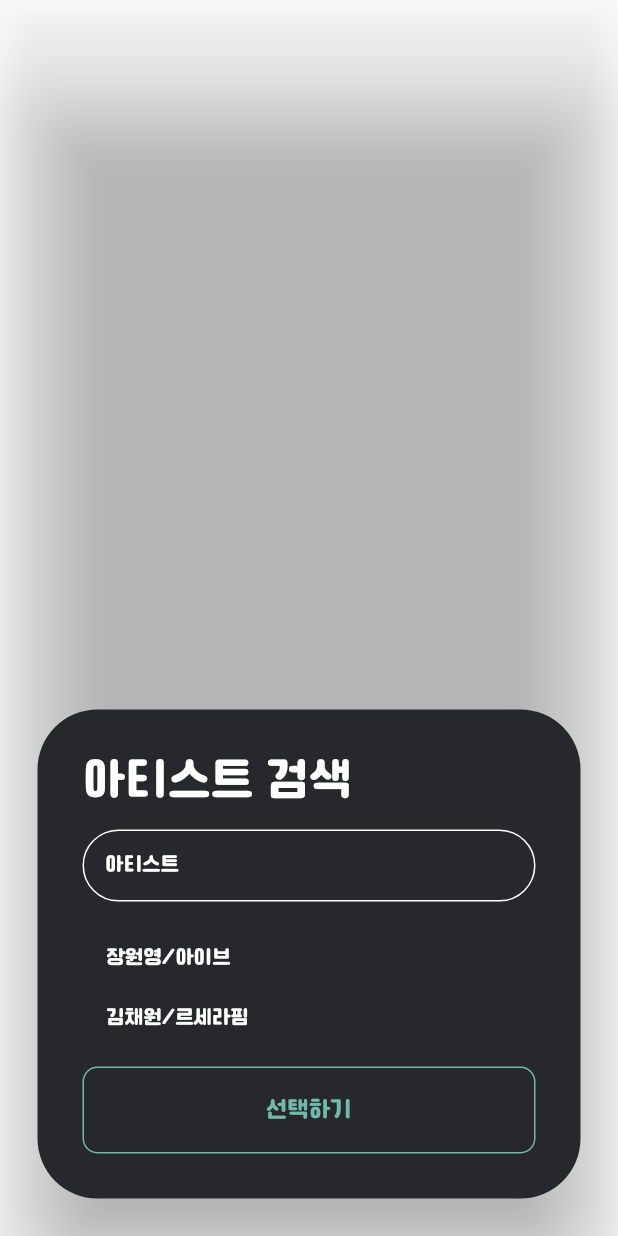
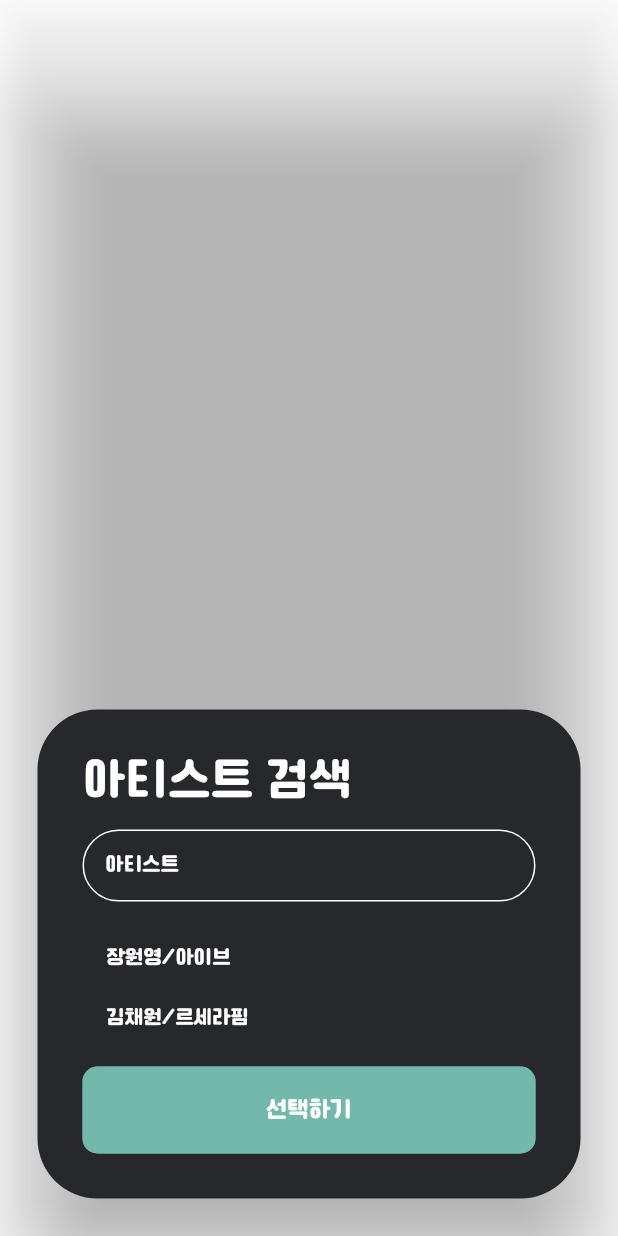
Before and after one commit to enjoy301/setPlaylist, a Flutter app: the IdolSelectScreen widget shown alone on an empty page, opened directly, on a phone screen of 412 x 824 dp. Run offline on Flutter 3.47's test engine with Material 2 defaults, Android fonts, the phone set to English and light mode, and no system bars; our stand-ins replace carousel_slider, get, image_picker, shared_preferences, youtube_player_flutter; accounts and stored records are empty; network calls fail; project files that could hold a hidden picture were left out.

Commit message:
splash screen 직렬화, sharedPreferences 적용

```diff
--- a/lib/screens/idol_select/idol_select.dart
+++ b/lib/screens/idol_select/idol_select.dart
@@ -13,13 +13,12 @@ class IdolSelectScreen extends StatefulWidget {
 
 class _IdolSelectScreen extends State<IdolSelectScreen> {
   late final SharedPreferences prefs;
-  Map<int, dynamic> searchList = {
-    0: {"id": 0, "name": "장원영/아이브", "isSelected": false},
-    1: {"id": 1, "name": "김채원/르세라핌", "isSelected": false},
-    2: {"id": 2, "name": "리즈/아이브", "isSelected": false},
-    3: {"id": 3, "name": "하니/뉴진스", "isSelected": false},
-  };
-  List<int> selectList = [];
+  List<Map<String, dynamic>> idolList = [
+    {"id": 0, "name": "장원영/아이브"},
+    {"id": 1, "name": "김채원/르세라핌"},
+    {"id": 2, "name": "리즈/아이브"},
+    {"id": 3, "name": "하니/뉴진스"},
+  ];
 
   @override
   Widget build(BuildContext context) {
@@ -132,37 +131,33 @@ class _IdolSelectScreen extends State<IdolSelectScreen> {
                   child: ListView.builder(
                     scrollDirection: Axis.vertical,
                     shrinkWrap: true,
-                    itemCount: searchList.length,
+                    itemCount: idolList.length,
                     itemBuilder: (BuildContext context, int index) {
-                      return Container(
+                      return Obx(
+                        () => (SizedBox(
                           height: 40,
                           child: ListTile(
                             title: Text(
-                            searchList[index]["name"],
+                              idolList[index]["name"],
                               style: TextStyle(
                                 fontSize: 13,
                                 fontFamily: 'Cafe24',
-                              color: controller.isMyIdol(index)
+                                color:
+                                    controller.isMyIdol(idolList[index]["id"])
                                         ? Color(0xFF72B8AB)
                                         : Colors.white,
                                 fontWeight: FontWeight.w800,
                               ),
                             ),
                             onTap: () {
-                            if (!searchList[index]["isSelected"]) {
-                              selectList.add(index);
+                              if (controller.isMyIdol(idolList[index]["id"])) {
+                                controller.removeIdol(index);
+                              } else {
                                 controller.addIdol(index);
-                            } else {
-                              selectList.remove(index);
-                              controller.removeIdol(index);
                               }
-                            searchList[index]["isSelected"] =
-                                !searchList[index]["isSelected"];
-                            setState(
-                              () => {},
-                            );
                             },
                           ),
+                        )),
                       );
                     },
                   ),
@@ -172,6 +167,8 @@ class _IdolSelectScreen extends State<IdolSelectScreen> {
                   padding: EdgeInsets.only(top: 10),
                   child: OutlinedButton(
                     onPressed: () {
+                      prefs.setString(
+                          "idolList", controller.myIdolIdList.join(','));
                       controller.carouselController.value.jumpToPage(0);
                       controller.setCurrentPage(0);
                       Get.back();
@@ -184,18 +181,14 @@ class _IdolSelectScreen extends State<IdolSelectScreen> {
                       shape: RoundedRectangleBorder(
                         borderRadius: BorderRadius.circular(10),
                       ),
-                      backgroundColor: selectList.isEmpty
-                          ? Color(0xFF27282B)
-                          : Color(0xFF72B8AB),
+                      backgroundColor: Color(0xFF72B8AB),
                     ),
                     child: Text(
                       "선택하기",
                       style: TextStyle(
                         fontSize: 15,
                         fontFamily: 'Cafe24',
-                        color: selectList.isEmpty
-                            ? Color(0xFF72B8AB)
-                            : Colors.white,
+                        color: Colors.white,
                         fontWeight: FontWeight.w800,
                       ),
                     ),
@@ -217,11 +210,5 @@ class _IdolSelectScreen extends State<IdolSelectScreen> {
 
   _sharedPreferencesInit() async {
     prefs = await SharedPreferences.getInstance();
-    setState(() {
-      searchList[0]["isSelected"] = prefs.getBool("0") ?? false;
-      searchList[1]["isSelected"] = prefs.getBool("1") ?? false;
-      searchList[2]["isSelected"] = prefs.getBool("2") ?? false;
-      searchList[3]["isSelected"] = prefs.getBool("3") ?? false;
-    });
   }
 }
```
Also changed, not shown: lib/controllers/MyIdolController.dart (+8 -0 lines), lib/screens/idol_list/idol_list.dart (+0 -7 lines), lib/screens/myapp.dart (+3 -31 lines), lib/screens/splash/splash.dart (+33 -1 lines). Lines whose indentation alone changed are shown as unchanged.
